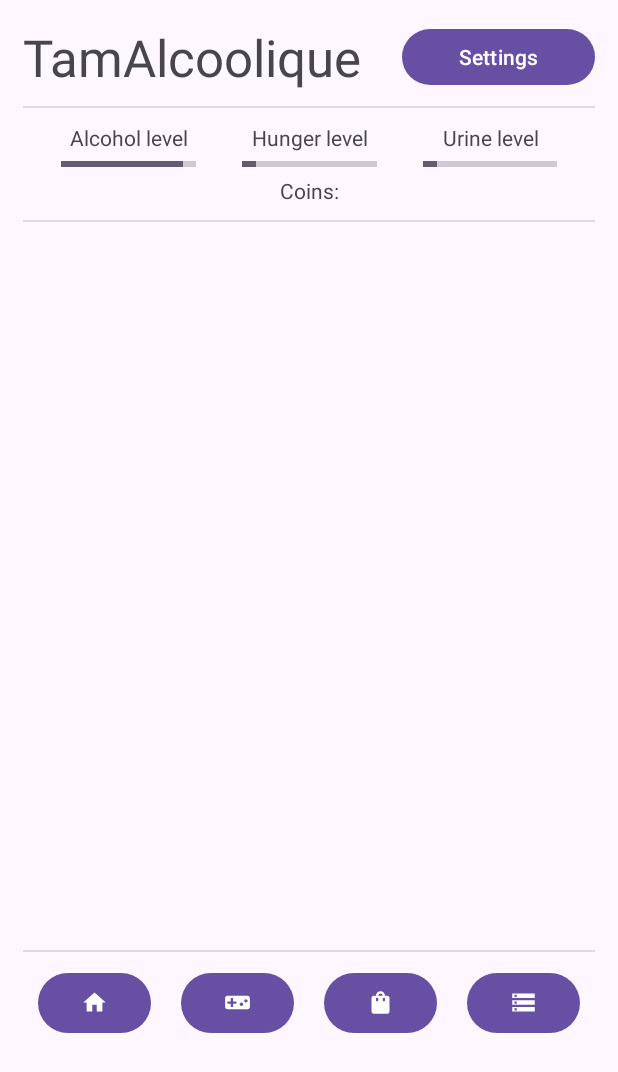
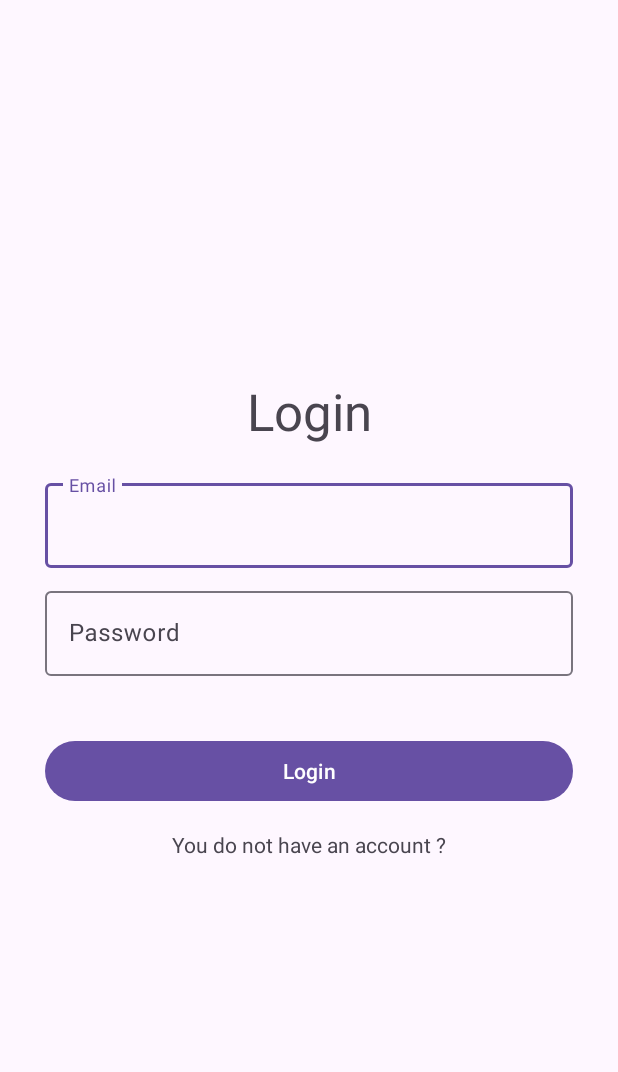
Before and after one commit to JAVA-YAKOUBEN-MAZIGH/PF-APP, an Android app: the screen it shows after launch (MainActivity before the commit, login after it), on a phone screen of 412 x 824 dp. Shown: the top 1072 px of the screen. Run offline under Robolectric (Android 15) with nearby library versions, the phone set to English and light mode, and no system bars; our stand-ins replace Volley.

Commit message:
Login register done !

```diff
--- a/TamAlcoolique/app/build.gradle
+++ b/TamAlcoolique/app/build.gradle
@@ -41,4 +41,9 @@ dependencies {
     implementation 'com.squareup.okhttp3:okhttp:3.10.0'
     implementation 'com.google.code.gson:gson:2.10.1'
     implementation "androidx.core:core:1.6.0"
+
+    implementation 'com.fasterxml.jackson.core:jackson-core:2.13.0'
+    implementation 'com.fasterxml.jackson.core:jackson-databind:2.13.0'
+
+    implementation 'com.android.volley:volley:1.2.1'
 }
--- /dev/null
+++ b/TamAlcoolique/app/src/main/java/com/mazbaz/tamalcoolique/views/auth/login.java
@@ -0,0 +1,125 @@
+package com.mazbaz.tamalcoolique.views.auth;
+
+import androidx.appcompat.app.AppCompatActivity;
+
+import android.content.Intent;
+import android.os.Bundle;
+import android.view.View;
+import android.widget.Button;
+import android.widget.TextView;
+
+import com.android.volley.Request;
+import com.android.volley.RequestQueue;
+import com.android.volley.Response;
+import com.android.volley.VolleyError;
+import com.android.volley.toolbox.StringRequest;
+import com.android.volley.toolbox.Volley;
+import com.fasterxml.jackson.databind.JsonNode;
+import com.fasterxml.jackson.databind.ObjectMapper;
+import com.google.android.material.textfield.TextInputEditText;
+import com.mazbaz.tamalcoolique.MainActivity;
+import com.mazbaz.tamalcoolique.R;
+import com.mazbaz.tamalcoolique.Utils;
+
+import java.io.UnsupportedEncodingException;
+import java.util.HashMap;
+import java.util.Map;
+
+public class login extends AppCompatActivity {
+    private TextView error_field;
+    private Button go;
+    private TextInputEditText email, password;
+
+    @Override
+    protected void onCreate(Bundle savedInstanceState) {
+        if (Utils.getData(getApplicationContext(), "jwt") != null) {
+            goToMain();
+        }
+
+
+        super.onCreate(savedInstanceState);
+        setContentView(R.layout.activity_login);
+
+        error_field = findViewById(R.id.error);
+        go = findViewById(R.id.button);
+        email = findViewById(R.id.email_input);
+        password = findViewById(R.id.password_input);
+
+        findViewById(R.id.goToRegister).setOnClickListener(new View.OnClickListener() {
+            @Override
+            public void onClick(View v) {
+                startActivity(new Intent(login.this, register.class));
+            }
+        });
+
+        go.setOnClickListener(new View.OnClickListener() {
+            @Override
+            public void onClick(View v) {
+                login();
+            }
+        });
+    }
+    private void login() {
+        RequestQueue MyRequestQueue = Volley.newRequestQueue(this);
+        MyRequestQueue.add(new StringRequest(Request.Method.POST, "http://10.211.55.15:1337/api/auth/local/?populate=*", new Response.Listener<String>() {
+            @Override
+            public void onResponse(String response) {
+
+                try {
+                    ObjectMapper mapper = new ObjectMapper();
+                    JsonNode jsonNode = mapper.readTree(response);
+                    String jwt = jsonNode.get("jwt").asText();
+
+                    Utils.storeData(getApplicationContext(), "jwt", jwt);
+                    goToMain();
+                } catch (Exception e) {
+                    e.printStackTrace();
+                }
+            }
+        }, new Response.ErrorListener() { //Create an error listener to handle errors appropriately.
+            @Override
+            public void onErrorResponse(VolleyError error) {
+                String statusCode = String.valueOf(error.networkResponse.statusCode);
+                //get response body and parse with appropriate encoding
+                if(error.networkResponse.data!=null) {
+                    try {
+                        String body = new String(error.networkResponse.data,"UTF-8");
+
+                        try {
+                            ObjectMapper mapper = new ObjectMapper();
+                            JsonNode jsonNode = mapper.readTree(body);
+                            String message = jsonNode.get("error").get("message").asText();
+
+                            error_field.setText(message);
+                        } catch (Exception e) {
+                            e.printStackTrace();
+                        }
+                    } catch (UnsupportedEncodingException e) {
+                        e.printStackTrace();
+                    }
+                }
+
+            }
+        }) {
+            protected Map<String, String> getParams() {
+                System.out.println("-----------------------------------------------");
+                System.out.println(email.getEditableText().toString());
+                System.out.println(password.getEditableText().toString());
+
+                Map<String, String> MyData = new HashMap<String, String>();
+                MyData.put("identifier", email.getEditableText().toString()); //Add the data you'd like to send to the server.
+                MyData.put("password", password.getEditableText().toString()); //Add the data you'd like to send to the server.
+                return MyData;
+            }
+        });
+    }
+
+    public void  goToMain() {
+        this.finish();
+        startActivity(new Intent(login.this, MainActivity.class));
+    }
+    public void onPause() {
+        super.onPause();
+        this.finish();
+    }
+}
--- /dev/null
+++ b/TamAlcoolique/app/src/main/res/layout/activity_login.xml
@@ -0,0 +1,70 @@
+<?xml version="1.0" encoding="utf-8"?>
+<androidx.constraintlayout.widget.ConstraintLayout xmlns:android="http://schemas.android.com/apk/res/android"
+    xmlns:app="http://schemas.android.com/apk/res-auto"
+    xmlns:tools="http://schemas.android.com/tools"
+    android:layout_width="match_parent"
+    android:layout_height="match_parent"
+    tools:context=".views.auth.login">
+
+    <LinearLayout
+        android:layout_width="match_parent"
+        android:layout_height="match_parent"
+        android:gravity="center"
+        android:orientation="vertical"
+        android:padding="30dp">
+
+        <TextView
+            android:id="@+id/textView"
+            android:layout_width="match_parent"
+            android:layout_height="wrap_content"
+            android:layout_marginBottom="20dp"
+            android:gravity="center"
+            android:text="Login"
+            android:textAppearance="@style/TextAppearance.AppCompat.Display1" />
+
+        <com.google.android.material.textfield.TextInputLayout
+            android:layout_width="match_parent"
+            android:layout_height="wrap_content">
+
+            <com.google.android.material.textfield.TextInputEditText
+                android:id="@+id/email_input"
+                android:layout_width="match_parent"
+                android:layout_height="wrap_content"
+                android:layout_marginBottom="10dp"
+                android:hint="Email" />
+        </com.google.android.material.textfield.TextInputLayout>
+
+        <com.google.android.material.textfield.TextInputLayout
+            android:layout_width="match_parent"
+            android:layout_height="wrap_content">
+
+            <com.google.android.material.textfield.TextInputEditText
+                android:id="@+id/password_input"
+                android:layout_width="match_parent"
+                android:layout_height="wrap_content"
+                android:layout_marginBottom="10dp"
+                android:hint="Password"
+                android:password="true"/>
+        </com.google.android.material.textfield.TextInputLayout>
+
+        <TextView
+            android:id="@+id/error"
+            android:layout_width="match_parent"
+            android:layout_height="wrap_content"
+            android:layout_marginBottom="10dp" />
+
+        <Button
+            android:id="@+id/button"
+            android:layout_width="match_parent"
+            android:layout_height="wrap_content"
+            android:text="Login" />
+
+        <TextView
+            android:id="@+id/goToRegister"
+            android:layout_width="match_parent"
+            android:layout_height="wrap_content"
+            android:layout_marginTop="15dp"
+            android:gravity="center"
+            android:text="You do not have an account ?" />
+    </LinearLayout>
+</androidx.constraintlayout.widget.ConstraintLayout>
```
Also changed, not shown: TamAlcoolique/app/src/main/AndroidManifest.xml (+9 -0 lines), TamAlcoolique/app/src/main/java/com/mazbaz/tamalcoolique/MainActivity.java (+8 -1 lines), TamAlcoolique/app/src/main/java/com/mazbaz/tamalcoolique/Utils.java (+24 -0 lines), TamAlcoolique/app/src/main/java/com/mazbaz/tamalcoolique/views/auth/register.java (added, +125 -0 lines), TamAlcoolique/app/src/main/res/layout/activity_register.xml (added, +84 -0 lines).
